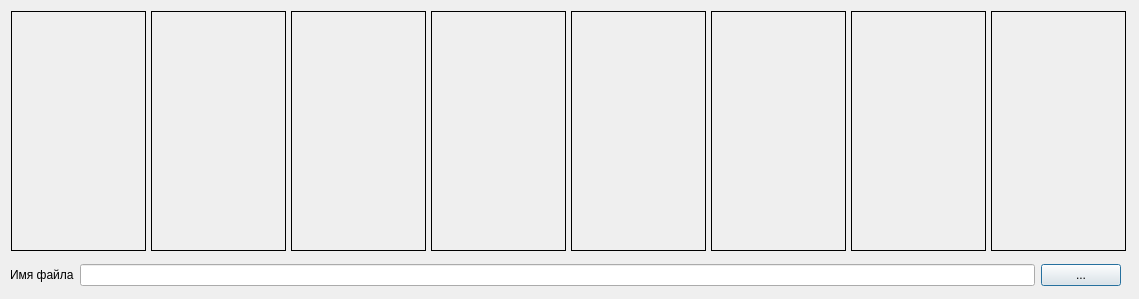
Before: the Qt Designer form dialog.ui in Egor-nnov/ClockSkinsViewerFlasher, drawn with Qt 5.
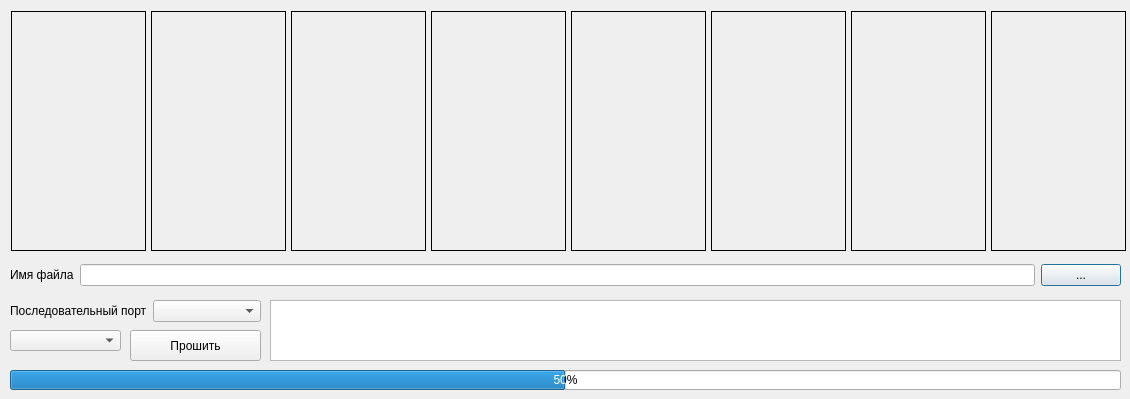
After: the same form once the commit is applied.

Commit message: Flash functions

```diff
--- a/dialog.ui
+++ b/dialog.ui
@@ -6,8 +6,8 @@
    <rect>
     <x>0</x>
     <y>0</y>
-    <width>1139</width>
-    <height>299</height>
+    <width>1130</width>
+    <height>399</height>
    </rect>
   </property>
   <property name="windowTitle">
@@ -170,6 +170,92 @@
     </item>
    </layout>
   </widget>
+  <widget class="QTextEdit" name="textEdit_Log">
+   <property name="enabled">
+    <bool>true</bool>
+   </property>
+   <property name="geometry">
+    <rect>
+     <x>270</x>
+     <y>300</y>
+     <width>851</width>
+     <height>61</height>
+    </rect>
+   </property>
+   <property name="readOnly">
+    <bool>true</bool>
+   </property>
+  </widget>
+  <widget class="QProgressBar" name="progressBar">
+   <property name="enabled">
+    <bool>true</bool>
+   </property>
+   <property name="geometry">
+    <rect>
+     <x>10</x>
+     <y>370</y>
+     <width>1111</width>
+     <height>20</height>
+    </rect>
+   </property>
+   <property name="maximum">
+    <number>20</number>
+   </property>
+   <property name="value">
+    <number>10</number>
+   </property>
+   <property name="format">
+    <string>%p%</string>
+   </property>
+  </widget>
+  <widget class="QPushButton" name="pushButton_Flash">
+   <property name="geometry">
+    <rect>
+     <x>130</x>
+     <y>330</y>
+     <width>131</width>
+     <height>31</height>
+    </rect>
+   </property>
+   <property name="text">
+    <string>Прошить</string>
+   </property>
+  </widget>
+  <widget class="QComboBox" name="comboBox_page">
+   <property name="geometry">
+    <rect>
+     <x>10</x>
+     <y>330</y>
+     <width>111</width>
+     <height>21</height>
+    </rect>
+   </property>
+  </widget>
+  <widget class="QWidget" name="">
+   <property name="geometry">
+    <rect>
+     <x>10</x>
+     <y>300</y>
+     <width>251</width>
+     <height>22</height>
+    </rect>
+   </property>
+   <layout class="QHBoxLayout" name="horizontalLayout">
+    <item>
+     <widget class="QLabel" name="label_SerialPort">
+      <property name="enabled">
+       <bool>true</bool>
+      </property>
+      <property name="text">
+       <string>Последовательный порт</string>
+      </property>
+     </widget>
+    </item>
+    <item>
+     <widget class="QComboBox" name="comboBox_SerialPort"/>
+    </item>
+   </layout>
+  </widget>
  </widget>
  <resources/>
  <connections/>
```
The commit also changes 3 other files.
